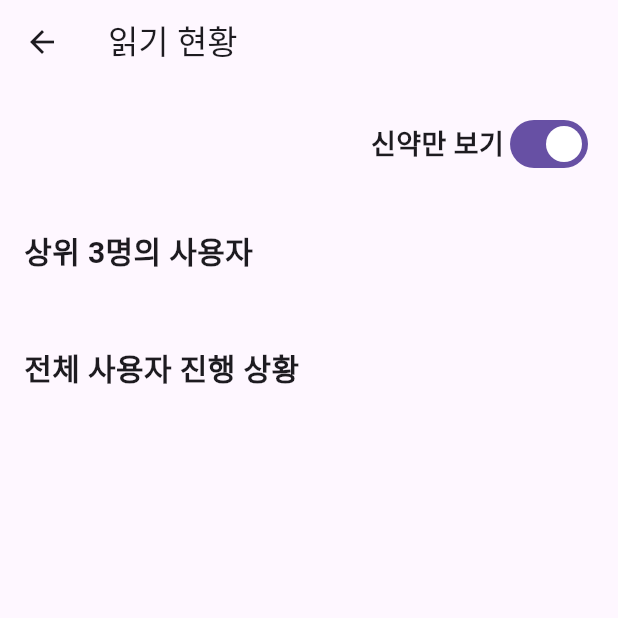
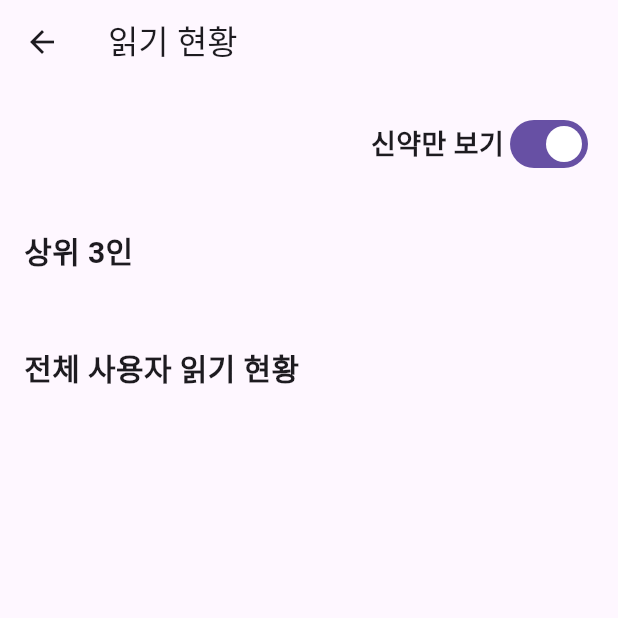
Before and after one commit to truelightn/check_bible, a Flutter app: the CompareProgressScreen screen opened directly, on a phone screen of 412 x 824 dp, the top half of it. Run offline on Flutter 3.47's test engine with Material 3 defaults, Android fonts, the phone set to English and light mode, and no system bars; our stand-ins replace cloud_firestore, firebase_core, get, get_storage; accounts and stored records are empty; generated files the repository leaves out were written again.

Commit message:
문구변경

```diff
--- a/lib/compare_progress_screen.dart
+++ b/lib/compare_progress_screen.dart
@@ -108,7 +108,7 @@ class _CompareProgressScreenState extends State<CompareProgressScreen> {
                     const Padding(
                       padding: EdgeInsets.all(16.0),
                       child: Text(
-                        '전체 사용자 진행 상황',
+                        '전체 사용자 읽기 현황',
                         style: TextStyle(fontSize: 20, fontWeight: FontWeight.bold),
                       ),
                     ),
@@ -177,7 +177,7 @@ class _CompareProgressScreenState extends State<CompareProgressScreen> {
         crossAxisAlignment: CrossAxisAlignment.start,
         children: [
           const Text(
-            '상위 3명의 사용자',
+            '상위 3인',
             style: TextStyle(fontSize: 20, fontWeight: FontWeight.bold),
           ),
           const SizedBox(height: 16.0),
```
